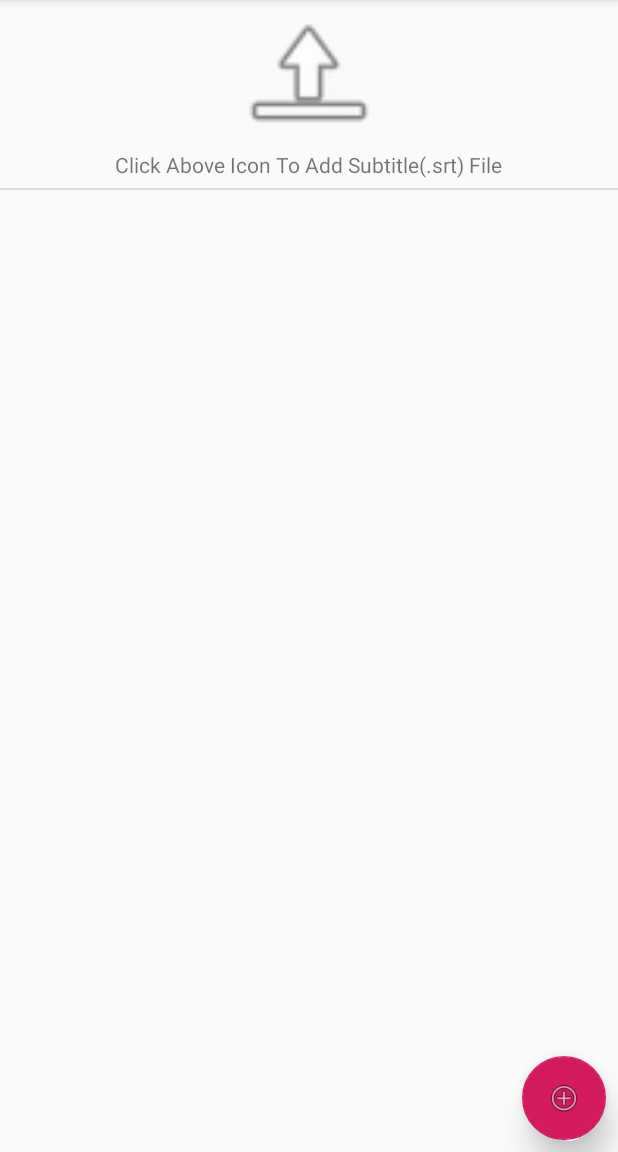
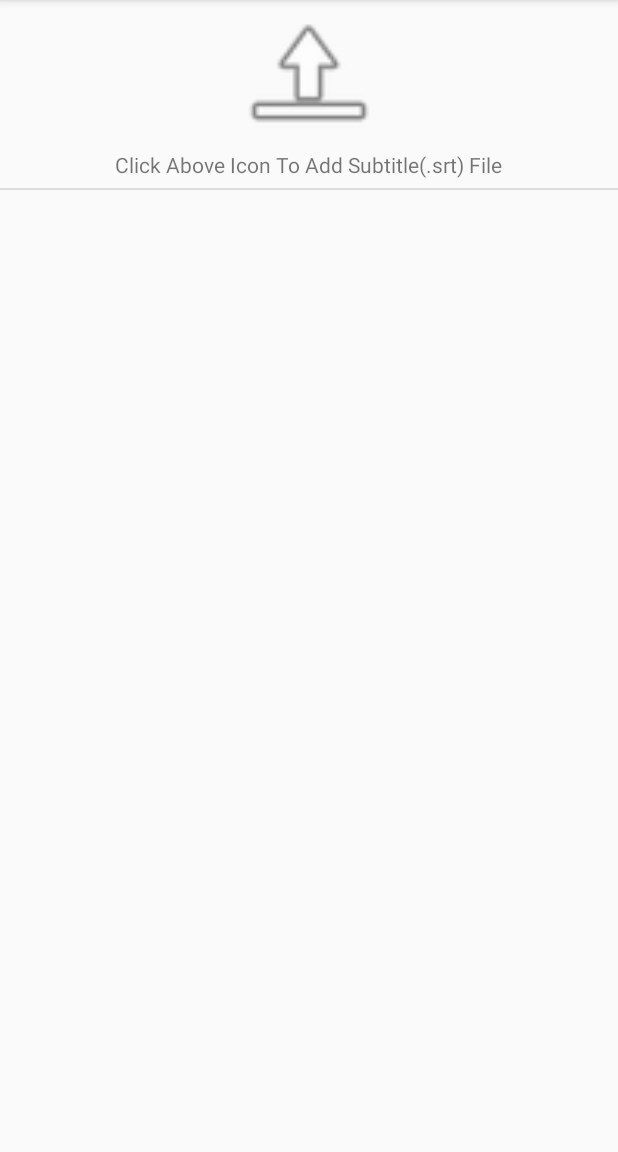
Before and after one commit to whizsid/SubtitleAdjust, an Android app: the screen it shows after launch (MainActivity), on a phone screen of 412 x 824 dp, the part 84-1236 px from its top. Run offline under Robolectric (Android 15) with nearby library versions, the phone set to English and light mode, and no system bars.

Commit message:
Floating button action

```diff
--- a/app/src/main/java/com/whizsid/subtitleadjust/MainActivity.kt
+++ b/app/src/main/java/com/whizsid/subtitleadjust/MainActivity.kt
@@ -10,7 +10,9 @@ import android.view.View
 import android.widget.ImageView
 import android.widget.ListView
 import android.widget.Toast
+import com.google.android.material.floatingactionbutton.FloatingActionButton
 import com.whizsid.subtitleadjust.adapters.SubtitleAdjustListAdapter
+import com.whizsid.subtitleadjust.lib.Subtitle
 import com.whizsid.subtitleadjust.lib.SubtitleAdjust
 import com.whizsid.subtitleadjust.lib.SubtitleFile
 import com.whizsid.subtitleadjust.lib.Time
@@ -24,6 +26,7 @@ class MainActivity : AppCompatActivity() {
 
     var listItems:MutableList<SubtitleAdjust> = mutableListOf()
     lateinit var subtitleAdapter:SubtitleAdjustListAdapter
+    var subtitles: MutableList<Subtitle> = mutableListOf()
 
     override fun onCreate(savedInstanceState: Bundle?) {
         super.onCreate(savedInstanceState)
@@ -40,6 +43,24 @@ class MainActivity : AppCompatActivity() {
         fileChooseIcon.setOnClickListener {
             this.onClickFileChooseIcon(it)
         }
+
+
+        // Hiding fab icon on creation
+        val fabIcon = findViewById<FloatingActionButton>(R.id.subtitleAdjustAddButton)
+        fabIcon.hide()
+
+        fabIcon.setOnClickListener {
+
+            if(subtitles.size>0){
+
+                val index = listItems.size
+                val subtitle = subtitles[index]
+                listItems.add(SubtitleAdjust(subtitle,subtitle.getStartTime()))
+
+                subtitleAdapter.notifyDataSetChanged()
+            }
+        }
+
     }
 
     /**
--- a/app/src/main/res/layout/activity_main.xml
+++ b/app/src/main/res/layout/activity_main.xml
@@ -23,7 +23,7 @@
     <include layout="@layout/content_main" />
 
     <com.google.android.material.floatingactionbutton.FloatingActionButton
-        android:id="@+id/floatingActionButton"
+        android:id="@+id/subtitleAdjustAddButton"
         android:layout_width="wrap_content"
         android:layout_height="wrap_content"
         android:layout_gravity="bottom|end"
@@ -31,7 +31,7 @@
         android:layout_marginBottom="8dp"
         android:clickable="true"
         android:focusable="true"
-        android:focusableInTouchMode="true"
+        android:focusableInTouchMode="false"
         app:srcCompat="@android:drawable/ic_menu_add"
         android:layout_marginEnd="8dp"
     />
--- a/app/src/main/res/layout/content_main.xml
+++ b/app/src/main/res/layout/content_main.xml
@@ -39,6 +39,8 @@
             android:id="@+id/subtitleList"
             android:layout_width="match_parent"
             android:layout_height="match_parent"
+            android:focusable="true"
+            android:focusableInTouchMode="true"
         />
 
     </LinearLayout>
--- a/app/src/main/res/layout/subtitle_adjust_item.xml
+++ b/app/src/main/res/layout/subtitle_adjust_item.xml
@@ -9,6 +9,8 @@
         android:layout_height="wrap_content"
         android:dropDownWidth="match_parent"
         android:layout_weight="0.60"
+        android:focusedByDefault="false"
+        android:defaultFocusHighlightEnabled="false"
     />
     <EditText
         android:id="@+id/timePicker"
@@ -16,5 +18,7 @@
         android:layout_height="wrap_content"
         android:layout_gravity="bottom"
         android:layout_weight="0.40"
+        android:focusedByDefault="false"
+        android:defaultFocusHighlightEnabled="false"
     />
 </LinearLayout>
```
Also changed, not shown: app/src/main/java/com/whizsid/subtitleadjust/lib/SpeedCalculator.kt (+6 -2 lines), app/src/main/java/com/whizsid/subtitleadjust/threads/SubtitleReadThread.kt (+7 -0 lines).
